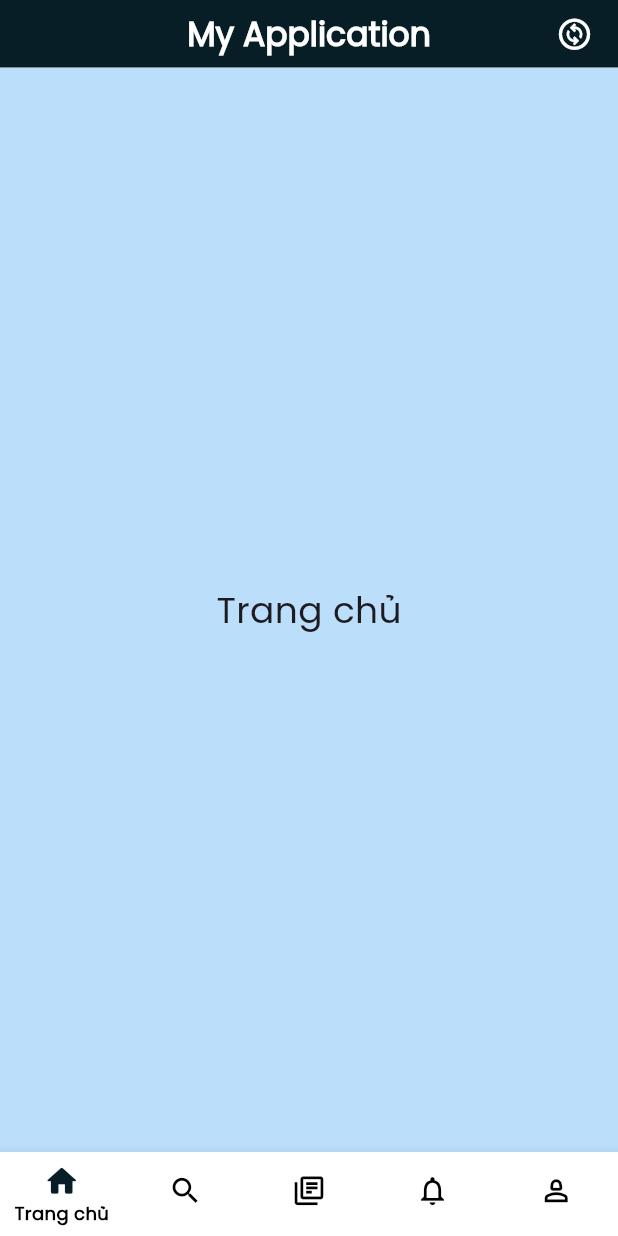
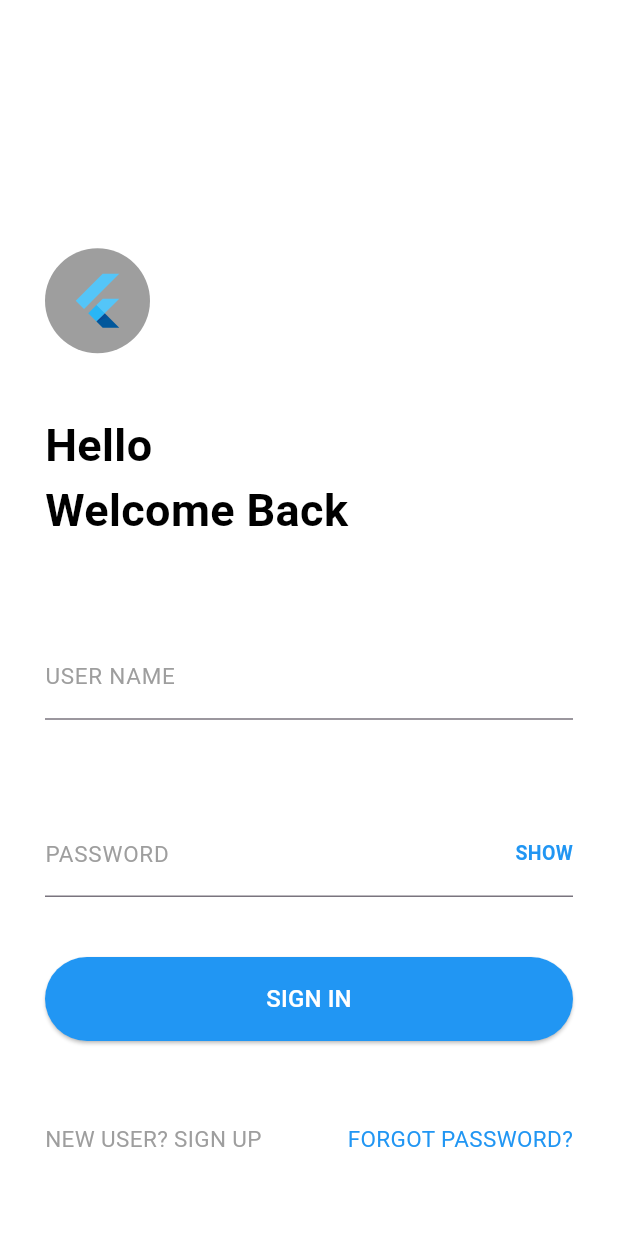
Before and after one commit to anhnbt05/it-search-job-flutter-app, a Flutter app: the screen it shows after launch, on a phone screen of 412 x 824 dp. Run offline on Flutter 3.47's test engine with Material 3 defaults, Android fonts, the light colour scheme and no system bars.

Commit message:
feat: create base login page

```diff
--- /dev/null
+++ b/ui/devtools_options.yaml
@@ -0,0 +1,3 @@
+description: This file stores settings for Dart & Flutter DevTools.
+documentation: https://docs.flutter.dev/tools/devtools/extensions#configure-extension-enablement-states
+extensions:
--- /dev/null
+++ b/ui/lib/login_page.dart
@@ -0,0 +1,102 @@
+import 'package:flutter/material.dart';
+import 'main.dart';
+
+class LoginPage extends StatefulWidget {
+  final VoidCallback onLoginSuccess;
+  const LoginPage({Key? key, required this.onLoginSuccess}) : super(key: key);
+  @override
+  _LoginPageState createState() => _LoginPageState();
+}
+
+class _LoginPageState extends State<LoginPage> {
+  final TextEditingController _usernameController = TextEditingController();
+  final TextEditingController _passwordController = TextEditingController();
+
+  void onSignInClicked() {
+
+  }
+
+  @override
+  Widget build(BuildContext context) {
+    return MaterialApp(
+      debugShowCheckedModeBanner: false,
+      home: Scaffold(
+        body: Container(
+          padding: EdgeInsets.fromLTRB(30, 0, 30, 0),
+          constraints: BoxConstraints.expand(),
+          color: Colors.white,
+          child: Column(
+            mainAxisAlignment: MainAxisAlignment.end,
+            crossAxisAlignment: CrossAxisAlignment.start,
+            children: <Widget> [
+              Padding(
+                padding: const EdgeInsets.fromLTRB(0, 0, 0, 40),
+                child: Container(
+                    width: 70,
+                    height: 70,
+                    padding: EdgeInsets.all(15),
+                    decoration: BoxDecoration(
+                        shape: BoxShape.circle,
+                        color: Colors.grey
+                    ),
+                    child: FlutterLogo()),
+              ),
+              Padding(
+                padding: const EdgeInsets.fromLTRB(0, 0, 0, 60),
+                child: Text("Hello\nWelcome Back", style: TextStyle(fontWeight: FontWeight.bold, color: Colors.black, fontSize: 30),),
+              ),
+              Padding(
+                padding: const EdgeInsets.fromLTRB(0, 0, 0, 60),
+                child: TextField(
+                  style: TextStyle(fontSize: 18,color: Colors.black),
+                  decoration: InputDecoration(
+                      labelText: "USER NAME",
+                      labelStyle: TextStyle(color: Colors.grey, fontSize: 15)
+                  ),),
+              ),
+              Padding(
+                padding: const EdgeInsets.fromLTRB(0, 0, 0, 40),
+                child: Stack(
+                  alignment: AlignmentDirectional.centerEnd,
+                  children: [
+                    TextField(
+                      style: TextStyle(fontSize: 18,color: Colors.black),
+                      obscureText: true,
+                      decoration: InputDecoration(
+                          labelText: "PASSWORD",
+                          labelStyle: TextStyle(color: Colors.grey, fontSize: 15)
+                      ),),
+                    Text("SHOW", style: TextStyle(color: Colors.blue, fontSize: 13, fontWeight: FontWeight.bold),)
+                  ],
+                ),
+              ),
+              Padding(
+                padding: const EdgeInsets.fromLTRB(0, 0, 0, 0),
+                child: SizedBox( width: double.infinity, height: 56,
+                  child: ElevatedButton(
+                      onPressed: onSignInClicked,
+                      style: ElevatedButton.styleFrom(
+                          backgroundColor: Colors.blue
+                      ),
+                      child: Text("SIGN IN", style: TextStyle(color: Colors.white, fontSize: 16),)
+                  ),
+                ),
+              ),
+              Container(
+                height: 130,
+                width: double.infinity,
+                child: Row(
+                  mainAxisAlignment: MainAxisAlignment.spaceBetween,
+                  children: [
+                    Text("NEW USER? SIGN UP", style: TextStyle(fontSize: 15, color: Colors.grey),),
+                    Text("FORGOT PASSWORD?", style: TextStyle(fontSize: 15, color: Colors.blue),)
+                  ],
+                ),
+              )
+            ],
+          ),
+        ),
+      ),
+    );
+  }
+}
--- a/ui/lib/main.dart
+++ b/ui/lib/main.dart
@@ -6,6 +6,7 @@ import 'package:ui/recruiter.dart';
 import 'package:ui/candidate.dart';
 import 'package:ui/model.dart';
 import 'package:ui/admin.dart';
+import 'package:ui/login_page.dart';
 
 void main() {
   runApp(
@@ -24,7 +25,29 @@ class MyApp extends StatefulWidget {
   _MyAppState createState() => _MyAppState();
 }
 
-class _MyAppState extends State<MyApp> with TickerProviderStateMixin {
+class _MyAppState extends State<MyApp> {
+  bool isLoggedIn = false;
+
+  void loginSuccess() {
+    setState(() {
+      isLoggedIn = true;
+    });
+  }
+
+  @override
+  Widget build(BuildContext context) {
+    return MaterialApp(
+      debugShowCheckedModeBanner: false,
+      home: isLoggedIn ? _MainApp() : LoginPage(onLoginSuccess: loginSuccess),
+    );
+  }
+}
+class _MainApp extends StatefulWidget {
+  @override
+  _MainAppState createState() => _MainAppState();
+}
+
+class _MainAppState extends State<MyApp> with TickerProviderStateMixin {
   role _role = role.candidate;
 
   @override
```
